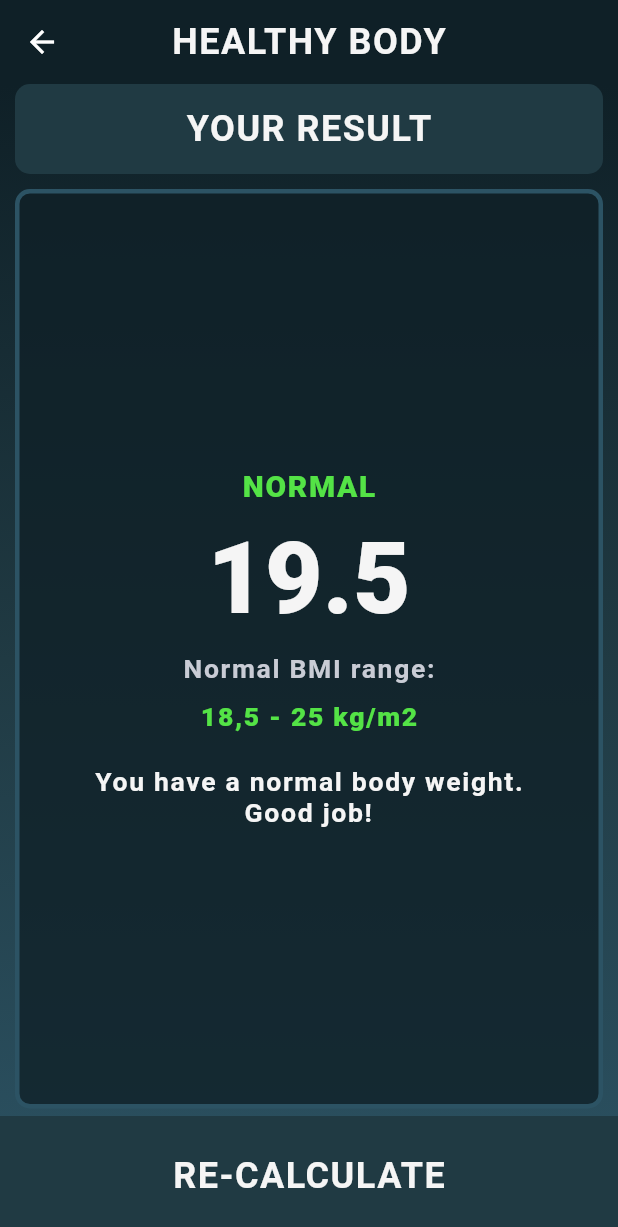
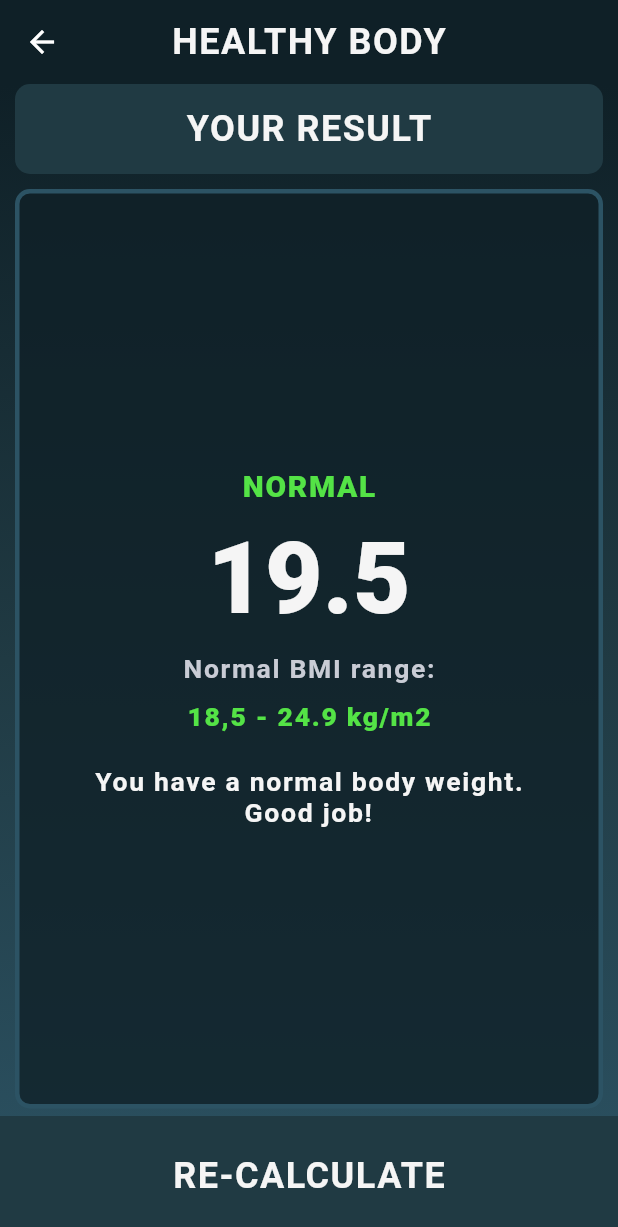
Before and after one commit to mgirisundava/healthy-body-app, a Flutter app: the BmiResultPage screen opened directly, on a phone screen of 412 x 824 dp. Shown: the top 1227 px of the screen. Run offline on Flutter 3.47's test engine with Material 2 defaults, Android fonts, the phone set to English and light mode, and no system bars; drawn by our look-alikes of auto_size_text; our stand-ins replace font_awesome_flutter, google_fonts.

Commit message:
Mengubah bagian BMI normal range pada bagian BMI Result dan memperbaiki kesalahan if-else gender pada bagian Broca Result

```diff
--- a/lib/pages/bmi_result_page.dart
+++ b/lib/pages/bmi_result_page.dart
@@ -97,7 +97,7 @@ class BmiResultPage extends StatelessWidget {
                               height: 10,
                             ),
                             AutoSizeText(
-                              '18,5 - 25 kg/m2',
+                              '18,5 - 24.9 kg/m2',
                               style: whiteTextStyle.copyWith(
                                 color: greenColor,
                                 fontSize: 16,
--- a/lib/pages/broca_result_page.dart
+++ b/lib/pages/broca_result_page.dart
@@ -84,7 +84,7 @@ class BrocaResultPage extends StatelessWidget {
                         Column(
                           children: [
                             AutoSizeText(
-                              'MALE',
+                              broca.isMale == true ? 'MALE' : 'FEMALE',
                               style: greyTextStyle.copyWith(
                                 color: broca.color,
                                 fontSize: 16,
```
Also changed, not shown: 1 other file.
